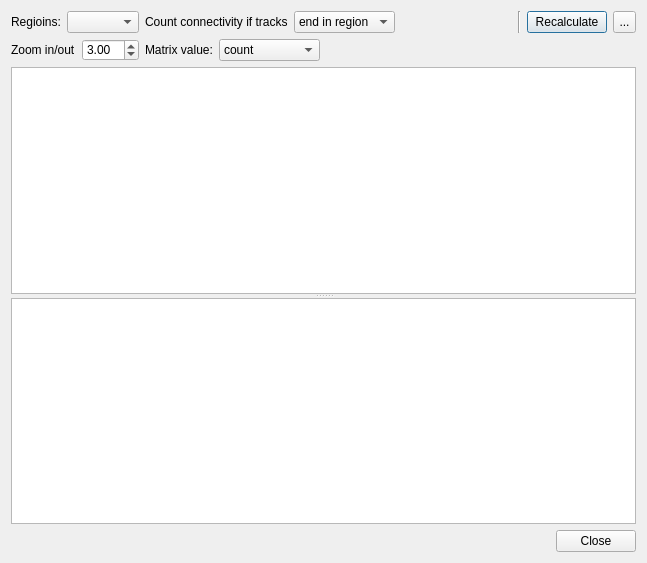
Above: tracking/connectivity_matrix_dialog.ui from frankyeh/DSI-Studio before the change. Below: the same form after it.
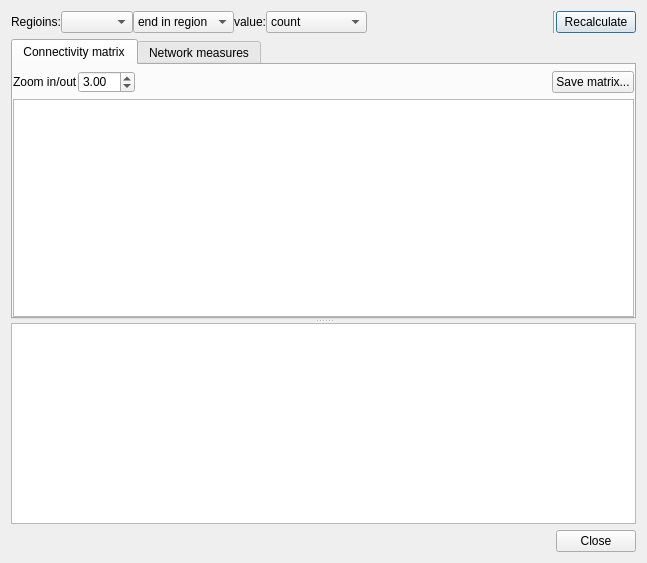
That is the form after the change. Icons and pictures are not drawn.

Commit message: [ana] support network measures

What changed in the file:
```diff
--- a/tracking/connectivity_matrix_dialog.ui
+++ b/tracking/connectivity_matrix_dialog.ui
@@ -13,11 +13,11 @@
   <property name="windowTitle">
    <string>Dialog</string>
   </property>
-  <layout class="QVBoxLayout" name="verticalLayout">
+  <layout class="QVBoxLayout" name="verticalLayout_3">
    <item>
     <layout class="QHBoxLayout" name="horizontalLayout">
      <property name="spacing">
-      <number>6</number>
+      <number>0</number>
      </property>
      <item>
       <widget class="QLabel" name="label_2">
@@ -31,18 +31,11 @@
        <property name="maximumSize">
         <size>
          <width>16777215</width>
-         <height>22</height>
+         <height>16777215</height>
         </size>
        </property>
       </widget>
      </item>
-     <item>
-      <widget class="QLabel" name="label_3">
-       <property name="text">
-        <string>Count connectivity if tracks</string>
-       </property>
-      </widget>
-     </item>
      <item>
       <widget class="QComboBox" name="end_only">
        <property name="currentIndex">
@@ -61,98 +54,9 @@
       </widget>
      </item>
      <item>
-      <spacer name="horizontalSpacer">
-       <property name="orientation">
-        <enum>Qt::Horizontal</enum>
-       </property>
-       <property name="sizeHint" stdset="0">
-        <size>
-         <width>40</width>
-         <height>20</height>
-        </size>
-       </property>
-      </spacer>
-     </item>
-     <item>
-      <widget class="Line" name="line">
-       <property name="orientation">
-        <enum>Qt::Vertical</enum>
-       </property>
-      </widget>
-     </item>
-     <item>
-      <widget class="QPushButton" name="recalculate">
-       <property name="maximumSize">
-        <size>
-         <width>16777215</width>
-         <height>16777215</height>
-        </size>
-       </property>
-       <property name="text">
-        <string>Recalculate</string>
-       </property>
-      </widget>
-     </item>
-     <item>
-      <widget class="QToolButton" name="save_as">
-       <property name="minimumSize">
-        <size>
-         <width>23</width>
-         <height>22</height>
-        </size>
-       </property>
-       <property name="maximumSize">
-        <size>
-         <width>23</width>
-         <height>22</height>
-        </size>
-       </property>
-       <property name="text">
-        <string>...</string>
-       </property>
-       <property name="icon">
-        <iconset resource="../icons.qrc">
-         <normaloff>:/icons/icons/save.xpm</normaloff>:/icons/icons/save.xpm</iconset>
-       </property>
-      </widget>
-     </item>
-    </layout>
-   </item>
-   <item>
-    <layout class="QHBoxLayout" name="horizontalLayout_2">
-     <item>
-      <widget class="QLabel" name="label">
-       <property name="text">
-        <string>Zoom in/out</string>
-       </property>
-      </widget>
-     </item>
-     <item>
-      <widget class="QDoubleSpinBox" name="zoom">
-       <property name="maximumSize">
-        <size>
-         <width>16777215</width>
-         <height>22</height>
-        </size>
-       </property>
-       <property name="minimum">
-        <double>0.100000000000000</double>
-       </property>
-       <property name="maximum">
-        <double>50.000000000000000</double>
-       </property>
-       <property name="singleStep">
-        <double>1.000000000000000</double>
-       </property>
-       <property name="value">
-        <double>3.000000000000000</double>
-       </property>
-      </widget>
-     </item>
-     <item>
       <widget class="QLabel" name="label_4">
        <property name="text">
-        <string>Matrix value:</string>
+        <string>value:</string>
        </property>
       </widget>
      </item>
@@ -191,14 +95,31 @@
        </property>
       </spacer>
      </item>
+     <item>
+      <widget class="Line" name="line">
+       <property name="orientation">
+        <enum>Qt::Vertical</enum>
+       </property>
+      </widget>
+     </item>
+     <item>
+      <widget class="QPushButton" name="recalculate">
+       <property name="maximumSize">
+        <size>
+         <width>16777215</width>
+         <height>16777215</height>
+        </size>
+       </property>
+       <property name="text">
+        <string>Recalculate</string>
+       </property>
+      </widget>
+     </item>
     </layout>
    </item>
    <item>
     <widget class="QWidget" name="widget" native="true">
-     <layout class="QVBoxLayout" name="verticalLayout_2">
-      <property name="spacing">
-       <number>0</number>
-      </property>
+     <layout class="QVBoxLayout" name="verticalLayout">
       <property name="leftMargin">
        <number>0</number>
       </property>
@@ -216,7 +137,140 @@
         <property name="orientation">
          <enum>Qt::Vertical</enum>
         </property>
-        <widget class="QGraphicsView" name="graphicsView"/>
+        <widget class="QTabWidget" name="tabWidget">
+         <property name="currentIndex">
+          <number>0</number>
+         </property>
+         <widget class="QWidget" name="tab">
+          <attribute name="title">
+           <string>Connectivity matrix</string>
+          </attribute>
+          <layout class="QVBoxLayout" name="verticalLayout_2">
+           <property name="leftMargin">
+            <number>0</number>
+           </property>
+           <property name="topMargin">
+            <number>6</number>
+           </property>
+           <property name="rightMargin">
+            <number>0</number>
+           </property>
+           <property name="bottomMargin">
+            <number>0</number>
+           </property>
+           <item>
+            <layout class="QHBoxLayout" name="horizontalLayout_4">
+             <property name="spacing">
+              <number>0</number>
+             </property>
+             <property name="topMargin">
+              <number>0</number>
+             </property>
+             <item>
+              <widget class="QLabel" name="label">
+               <property name="text">
+                <string>Zoom in/out</string>
+               </property>
+              </widget>
+             </item>
+             <item>
+              <widget class="QDoubleSpinBox" name="zoom">
+               <property name="maximumSize">
+                <size>
+                 <width>16777215</width>
+                 <height>22</height>
+                </size>
+               </property>
+               <property name="minimum">
+                <double>0.100000000000000</double>
+               </property>
+               <property name="maximum">
+                <double>50.000000000000000</double>
+               </property>
+               <property name="singleStep">
+                <double>1.000000000000000</double>
+               </property>
+               <property name="value">
+                <double>3.000000000000000</double>
+               </property>
+              </widget>
+             </item>
+             <item>
+              <spacer name="horizontalSpacer_3">
+               <property name="orientation">
+                <enum>Qt::Horizontal</enum>
+               </property>
+               <property name="sizeHint" stdset="0">
+                <size>
+                 <width>40</width>
+                 <height>20</height>
+                </size>
+               </property>
+              </spacer>
+             </item>
+             <item>
+              <widget class="QPushButton" name="save_matrix">
+               <property name="text">
+                <string>Save matrix...</string>
+               </property>
+               <property name="icon">
+                <iconset resource="../icons.qrc">
+                 <normaloff>:/icons/icons/save.xpm</normaloff>:/icons/icons/save.xpm</iconset>
+               </property>
+              </widget>
+             </item>
+            </layout>
+           </item>
+           <item>
+            <widget class="QGraphicsView" name="graphicsView"/>
+           </item>
+          </layout>
+         </widget>
+         <widget class="QWidget" name="tab_2">
+          <attribute name="title">
+           <string>Network measures</string>
+          </attribute>
+          <layout class="QVBoxLayout" name="verticalLayout_4">
+           <item>
+            <layout class="QHBoxLayout" name="horizontalLayout_2">
+             <property name="spacing">
+              <number>0</number>
+             </property>
+             <property name="bottomMargin">
+              <number>0</number>
+             </property>
+             <item>
+              <spacer name="horizontalSpacer_2">
+               <property name="orientation">
+                <enum>Qt::Horizontal</enum>
+               </property>
+               <property name="sizeHint" stdset="0">
+                <size>
+                 <width>40</width>
+                 <height>20</height>
+                </size>
+               </property>
+              </spacer>
+             </item>
+             <item>
+              <widget class="QPushButton" name="save_network_property">
+               <property name="text">
+                <string>Save properties as...</string>
+               </property>
+               <property name="icon">
+                <iconset resource="../icons.qrc">
+                 <normaloff>:/icons/icons/save.xpm</normaloff>:/icons/icons/save.xpm</iconset>
+               </property>
+              </widget>
+             </item>
+            </layout>
+           </item>
+           <item>
+            <widget class="QTextBrowser" name="network_measures"/>
+           </item>
+          </layout>
+         </widget>
+        </widget>
         <widget class="QTextBrowser" name="report">
          <property name="sizePolicy">
           <sizepolicy hsizetype="Expanding" vsizetype="Preferred">
```
Left out of the diff: 4 changed lines with no effect on the pictures. The commit also changes 8 other files.
